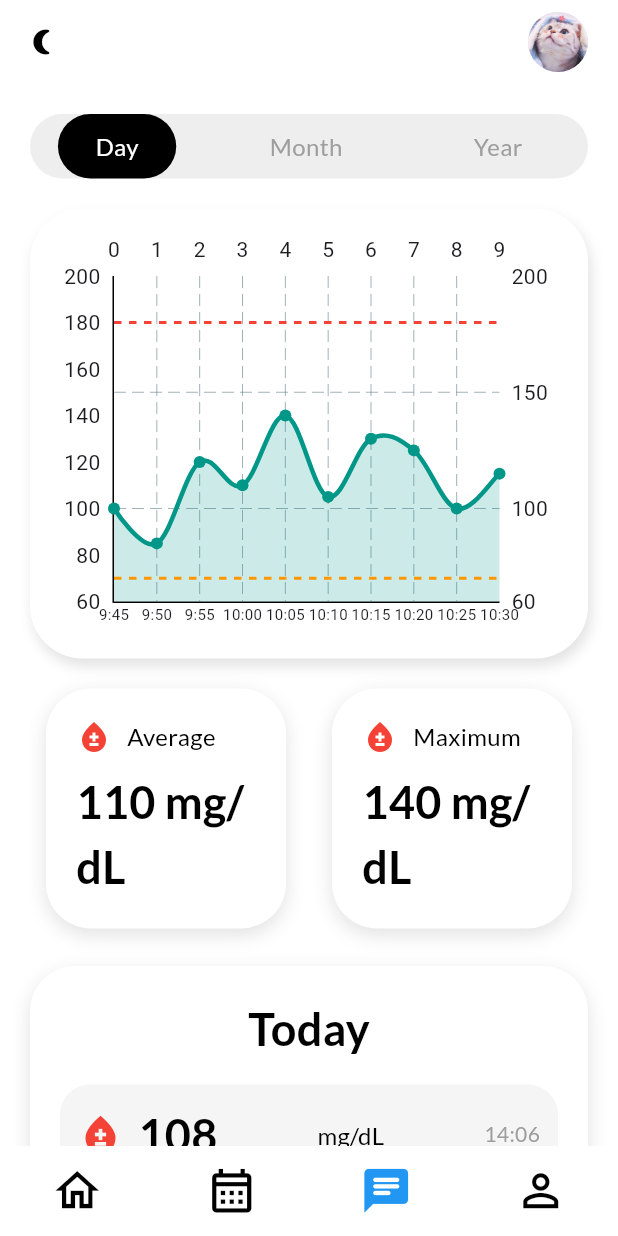
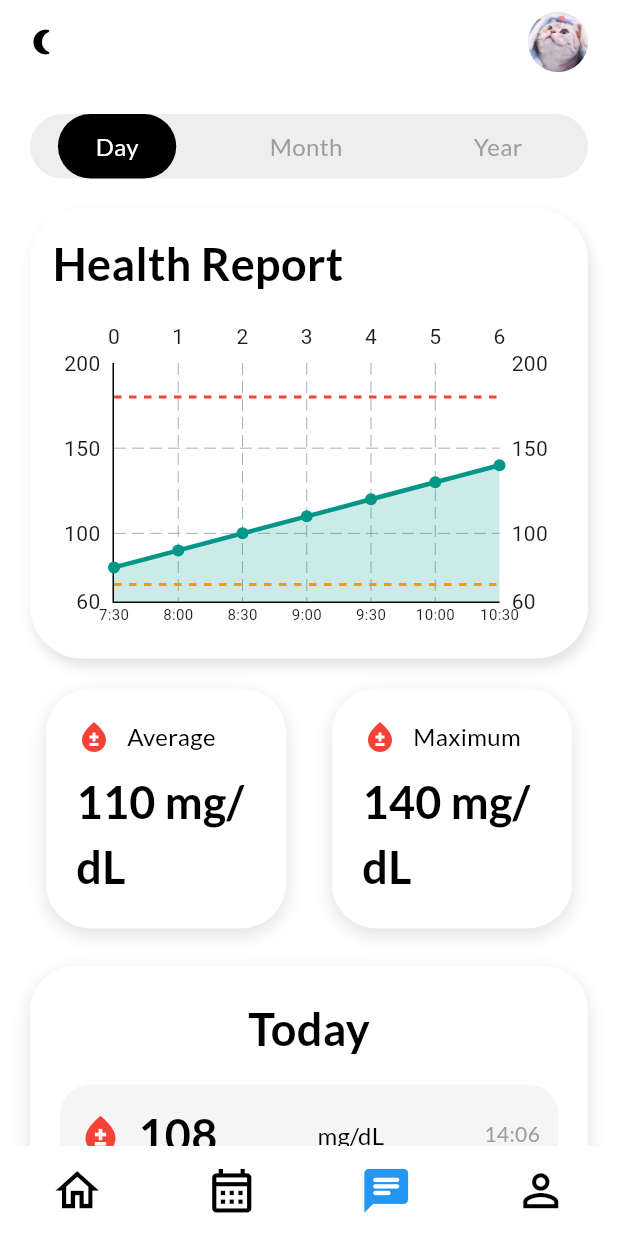
Before and after one commit to Dung261102/kltn, a Flutter app: the screen it shows after launch, item 3 of the bottom bar chosen, on a phone screen of 412 x 824 dp. Run offline on Flutter 3.47's test engine with Material 3 defaults, Android fonts, the light colour scheme and no system bars; drawn by our look-alikes of fl_chart; our stand-ins replace date_picker_timeline, flutter_local_notifications, flutter_native_timezone, flutter_staggered_animations, fluttertoast, get and 7 more; accounts and stored records are empty.

Commit message:
chưa fix LineChart

```diff
--- a/lib/ui/pages/report/Report.dart
+++ b/lib/ui/pages/report/Report.dart
@@ -5,28 +5,33 @@ import '../../../services/notification_services.dart';
 import '../../widgets/LineChart.dart';
 import '../../widgets/common_appbar.dart';
 
-class ReportPage extends StatelessWidget {
+class ReportPage extends StatefulWidget {
+  const ReportPage({super.key});
+
+  @override
+  State<ReportPage> createState() => _ReportPageState();
+}
+
+class _ReportPageState extends State<ReportPage> {
   final ValueNotifier<int> selectedIndex = ValueNotifier<int>(0);
+  final NotifyHelper notifyHelper = NotifyHelper();
 
-  ReportPage({super.key});
+  // Tạo dữ liệu mẫu cho biểu đồ
+  List<FlSpot> glucoseData = [];
+
+  @override
+  void initState() {
+    super.initState();
+
+    // Gán dữ liệu mẫu nếu cần
+    glucoseData = List.generate(
+      7,
+          (index) => FlSpot(index.toDouble(), 80 + index * 10),
+    );
+  }
 
   @override
   Widget build(BuildContext context) {
-    final NotifyHelper notifyHelper = NotifyHelper();
-
-    final List<FlSpot> glucoseData = [
-      FlSpot(0, 100),
-      FlSpot(1, 85),
-      FlSpot(2, 120),
-      FlSpot(3, 110),
-      FlSpot(4, 140),
-      FlSpot(5, 105),
-      FlSpot(6, 130),
-      FlSpot(7, 125),
-      FlSpot(8, 100),
-      FlSpot(9, 115),
-    ];
-
     final DateTime lastUpdateTime = DateTime.now();
 
     return Scaffold(
--- a/lib/ui/widgets/LineChart.dart
+++ b/lib/ui/widgets/LineChart.dart
@@ -109,12 +109,14 @@
 //   }
 // }
 
-import 'package:fl_chart/fl_chart.dart';
+import 'package:fl_chart/fl_chart.dart'; // Thư viện để vẽ biểu đồ dạng đường (line chart)
 import 'package:flutter/material.dart';
+import 'package:glucose_real_time/ui/theme/theme.dart'; // Thư viện giao diện của bạn, chứa headingStyle
 
+// Widget biểu đồ đường thể hiện dữ liệu glucose
 class GlucoseLineChart extends StatelessWidget {
-  final List<FlSpot> glucoseData;
-  final DateTime lastUpdateTime;
+  final List<FlSpot> glucoseData; // Danh sách các điểm dữ liệu glucose (x: thời gian, y: chỉ số)
+  final DateTime lastUpdateTime; // Thời gian cập nhật cuối cùng để tính lại mốc thời gian trên trục X
 
   const GlucoseLineChart({
     Key? key,
@@ -125,23 +127,43 @@ class GlucoseLineChart extends StatelessWidget {
   @override
   Widget build(BuildContext context) {
     return Container(
-      height: 300,
-      padding: const EdgeInsets.all(15),
-      margin: const EdgeInsets.symmetric(horizontal: 20, vertical: 10),
+      height: 300, // Chiều cao của biểu đồ
+      padding: const EdgeInsets.all(15), // Padding bên trong biểu đồ
+      margin: const EdgeInsets.symmetric(horizontal: 20, vertical: 10), // Khoảng cách với bên ngoài
       decoration: BoxDecoration(
-        color: Colors.white,
-        borderRadius: BorderRadius.circular(35),
+        color: Colors.white, // Màu nền trắng
+        borderRadius: BorderRadius.circular(35), // Bo tròn góc
         boxShadow: [
           BoxShadow(
-            color: Colors.grey.withOpacity(0.3),
+            color: Colors.grey.withOpacity(0.3), // Đổ bóng màu xám nhạt
             blurRadius: 7,
-            offset: const Offset(2, 5),
+            offset: const Offset(2, 5), // Độ lệch của bóng đổ
           ),
         ],
       ),
+
+      // Dùng Column để chứa cả tiêu đề và biểu đồ
+      child: Column(
+        crossAxisAlignment: CrossAxisAlignment.start,
+        children: [
+          // Tiêu đề "Health Report"
+          Row(
+            mainAxisAlignment: MainAxisAlignment.spaceBetween,
+            children: [
+              Text(
+                "Health Report",
+                style: headingStyle, // Kiểu chữ từ theme tùy chỉnh
+              ),
+            ],
+          ),
+
+          const SizedBox(height: 15), // Khoảng cách giữa tiêu đề và biểu đồ
+
+          // Biểu đồ glucose
+          Expanded(
             child: LineChart(
               LineChartData(
-          gridData: FlGridData(show: true),
+                gridData: FlGridData(show: true), // Hiển thị lưới
                 borderData: FlBorderData(
                   show: true,
                   border: const Border(
@@ -151,7 +173,11 @@ class GlucoseLineChart extends StatelessWidget {
                 ),
                 titlesData: FlTitlesData(
                   leftTitles: AxisTitles(
-              sideTitles: SideTitles(showTitles: true, interval: 20, reservedSize: 40),
+                    sideTitles: SideTitles(
+                      showTitles: true,
+                      interval: 50,
+                      reservedSize: 40,
+                    ),
                   ),
                   bottomTitles: AxisTitles(
                     sideTitles: SideTitles(
@@ -160,7 +186,7 @@ class GlucoseLineChart extends StatelessWidget {
                       getTitlesWidget: (value, meta) {
                         if (value.toInt() >= glucoseData.length) return const Text('');
                         final time = lastUpdateTime.subtract(
-                    Duration(minutes: (glucoseData.length - 1 - value.toInt()) * 5),
+                          Duration(minutes: (glucoseData.length - 1 - value.toInt()) * 30),
                         );
                         return Text(
                           '${time.hour}:${time.minute.toString().padLeft(2, '0')}',
@@ -203,12 +229,25 @@ class GlucoseLineChart extends StatelessWidget {
                 ),
                 extraLinesData: ExtraLinesData(
                   horizontalLines: [
-              HorizontalLine(y: 70, color: Colors.orange, strokeWidth: 2, dashArray: [5, 5]),
-              HorizontalLine(y: 180, color: Colors.red, strokeWidth: 2, dashArray: [5, 5]),
+                    HorizontalLine(
+                      y: 70,
+                      color: Colors.orange,
+                      strokeWidth: 2,
+                      dashArray: [5, 5],
+                    ),
+                    HorizontalLine(
+                      y: 180,
+                      color: Colors.red,
+                      strokeWidth: 2,
+                      dashArray: [5, 5],
+                    ),
                   ],
                 ),
               ),
             ),
+          ),
+        ],
+      ),
     );
   }
 }
```
Lines whose indentation alone changed are shown as unchanged.
